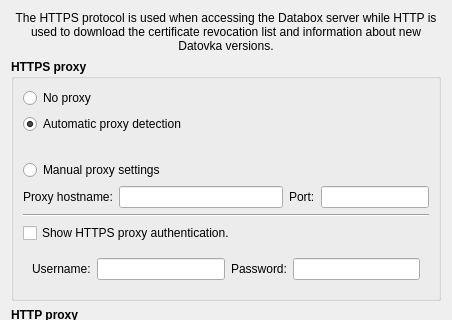
The window that src/gui/ui/dlg_proxysets.ui (psakar/datovka) describes before a commit, drawn with Qt 5; both pictures show x 0 to 452 and y 0 to 320 of the 452 by 643 pixel window.
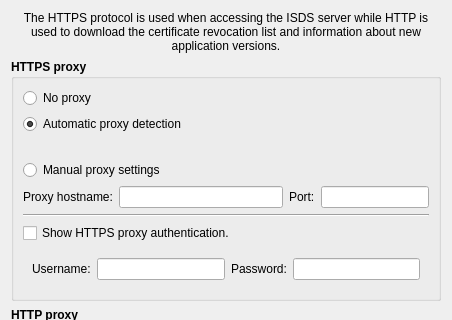
The same window after the commit. Icons and pictures are not drawn.

Commit message: Renamed some proxy settings dialogue elements.

Diff of the .ui file:
```diff
--- a/src/gui/ui/dlg_proxysets.ui
+++ b/src/gui/ui/dlg_proxysets.ui
@@ -42,7 +42,7 @@
       <number>1</number>
      </property>
      <property name="text">
-      <string>The HTTPS protocol is used when accessing the Databox server while HTTP is used to download the certificate revocation list and information about new Datovka versions.</string>
+      <string>The HTTPS protocol is used when accessing the ISDS server while HTTP is used to download the certificate revocation list and information about new application versions.</string>
      </property>
      <property name="alignment">
       <set>Qt::AlignCenter</set>
```
Left out of the diff: 28 changed lines with no effect on the pictures. The commit also changes 2 other files.
